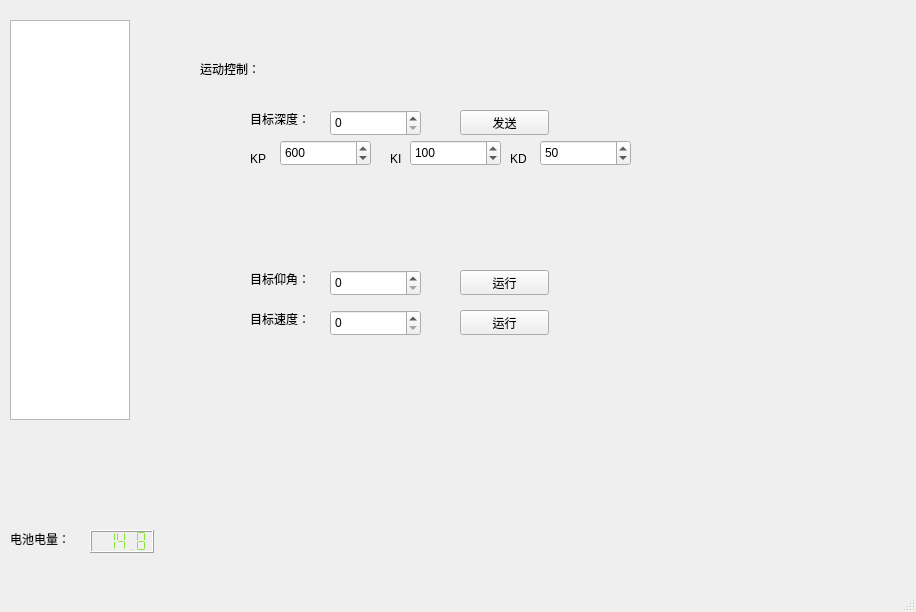
Old version of the form src/gui/mainwindow.ui in the repository liujiacheng1009/rov_viewer.
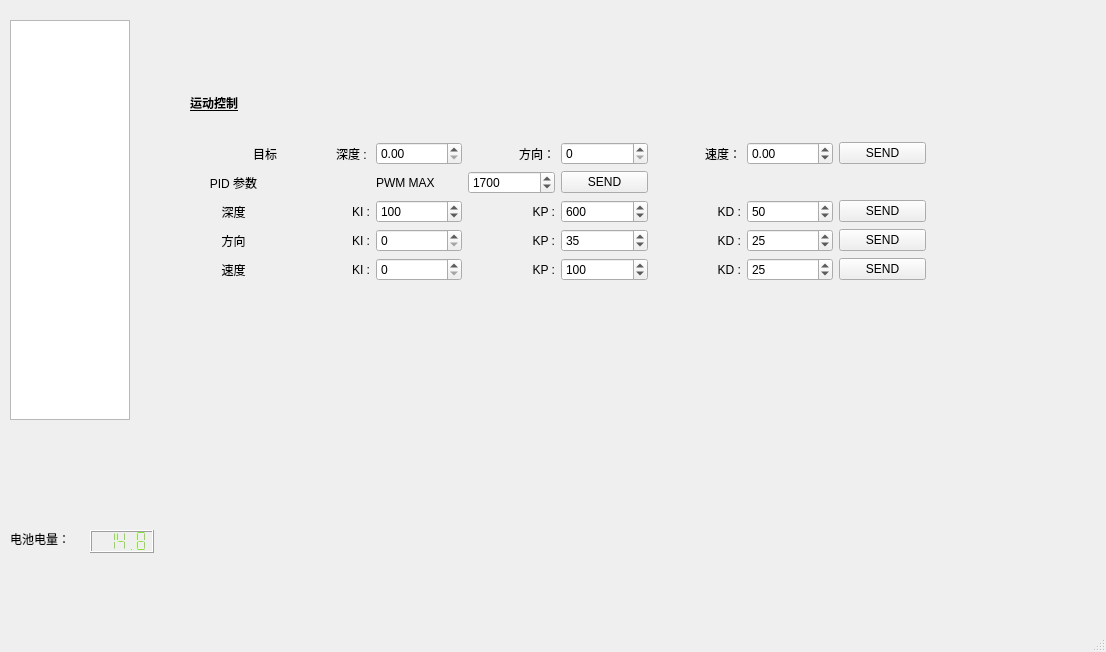
New version of the form. The open tabs and pages were chosen to show the change.

Diff of the .ui file:
```diff
--- a/src/gui/mainwindow.ui
+++ b/src/gui/mainwindow.ui
@@ -6,8 +6,8 @@
    <rect>
     <x>0</x>
     <y>0</y>
-    <width>916</width>
-    <height>612</height>
+    <width>1106</width>
+    <height>652</height>
    </rect>
   </property>
   <property name="sizePolicy">
@@ -35,8 +35,8 @@
      <rect>
       <x>180</x>
       <y>20</y>
-      <width>500</width>
-      <height>400</height>
+      <width>761</width>
+      <height>401</height>
      </rect>
     </property>
     <property name="sizePolicy">
@@ -199,252 +199,390 @@
      </widget>
     </widget>
     <widget class="QWidget" name="controlPage">
-     <widget class="QLabel" name="label_3">
+     <widget class="QWidget" name="gridLayoutWidget">
       <property name="geometry">
        <rect>
-        <x>20</x>
-        <y>40</y>
-        <width>67</width>
-        <height>17</height>
+        <x>10</x>
+        <y>50</y>
+        <width>736</width>
+        <height>211</height>
        </rect>
       </property>
-      <property name="text">
-       <string>运动控制：</string>
-      </property>
-     </widget>
-     <widget class="QLabel" name="label_27">
-      <property name="geometry">
-       <rect>
-        <x>70</x>
-        <y>90</y>
-        <width>67</width>
-        <height>17</height>
-       </rect>
-      </property>
-      <property name="text">
-       <string>目标深度：</string>
-      </property>
-     </widget>
-     <widget class="QSpinBox" name="spinBox_3">
-      <property name="geometry">
-       <rect>
-        <x>150</x>
-        <y>90</y>
-        <width>91</width>
-        <height>26</height>
-       </rect>
-      </property>
-      <property name="singleStep">
-       <number>1</number>
-      </property>
-      <property name="stepType">
-       <enum>QAbstractSpinBox::AdaptiveDecimalStepType</enum>
-      </property>
-      <property name="value">
-       <number>0</number>
-      </property>
-      <property name="displayIntegerBase">
-       <number>10</number>
-      </property>
-     </widget>
-     <widget class="QLabel" name="label_28">
-      <property name="geometry">
-       <rect>
-        <x>70</x>
-        <y>250</y>
-        <width>67</width>
-        <height>17</height>
-       </rect>
-      </property>
-      <property name="text">
-       <string>目标仰角：</string>
-      </property>
-     </widget>
-     <widget class="QSpinBox" name="spinBox_4">
-      <property name="geometry">
-       <rect>
-        <x>150</x>
-        <y>250</y>
-        <width>91</width>
-        <height>26</height>
-       </rect>
-      </property>
-     </widget>
-     <widget class="QLabel" name="label_29">
-      <property name="geometry">
-       <rect>
-        <x>70</x>
-        <y>290</y>
-        <width>67</width>
-        <height>17</height>
-       </rect>
-      </property>
-      <property name="text">
-       <string>目标速度：</string>
-      </property>
-     </widget>
-     <widget class="QSpinBox" name="spinBox_5">
-      <property name="geometry">
-       <rect>
-        <x>150</x>
-        <y>290</y>
-        <width>91</width>
-        <height>26</height>
-       </rect>
-      </property>
-     </widget>
-     <widget class="QPushButton" name="depth_ctr_pb">
-      <property name="geometry">
-       <rect>
-        <x>280</x>
-        <y>90</y>
-        <width>89</width>
-        <height>25</height>
-       </rect>
-      </property>
-      <property name="text">
-       <string>发送</string>
-      </property>
-     </widget>
-     <widget class="QPushButton" name="pushButton_2">
-      <property name="geometry">
-       <rect>
-        <x>280</x>
-        <y>250</y>
-        <width>89</width>
-        <height>25</height>
-       </rect>
-      </property>
-      <property name="text">
-       <string>运行</string>
-      </property>
-     </widget>
-     <widget class="QPushButton" name="pushButton_3">
-      <property name="geometry">
-       <rect>
-        <x>280</x>
-        <y>290</y>
-        <width>89</width>
-        <height>25</height>
-       </rect>
-      </property>
-      <property name="text">
-       <string>运行</string>
-      </property>
-     </widget>
-     <widget class="QSpinBox" name="spinBox_depth_p">
-      <property name="geometry">
-       <rect>
-        <x>100</x>
-        <y>120</y>
-        <width>91</width>
-        <height>26</height>
-       </rect>
-      </property>
-      <property name="maximum">
-       <number>1000</number>
-      </property>
-      <property name="singleStep">
-       <number>1</number>
-      </property>
-      <property name="stepType">
-       <enum>QAbstractSpinBox::AdaptiveDecimalStepType</enum>
-      </property>
-      <property name="value">
-       <number>600</number>
-      </property>
-      <property name="displayIntegerBase">
-       <number>10</number>
-      </property>
-     </widget>
-     <widget class="QSpinBox" name="spinBox_7">
-      <property name="geometry">
-       <rect>
-        <x>230</x>
-        <y>120</y>
-        <width>91</width>
-        <height>26</height>
-       </rect>
-      </property>
-      <property name="maximum">
-       <number>1000</number>
-      </property>
-      <property name="singleStep">
-       <number>1</number>
-      </property>
-      <property name="stepType">
-       <enum>QAbstractSpinBox::AdaptiveDecimalStepType</enum>
-      </property>
-      <property name="value">
-       <number>100</number>
-      </property>
-      <property name="displayIntegerBase">
-       <number>10</number>
-      </property>
-     </widget>
-     <widget class="QSpinBox" name="spinBox_8">
-      <property name="geometry">
-       <rect>
-        <x>360</x>
-        <y>120</y>
-        <width>91</width>
-        <height>26</height>
-       </rect>
-      </property>
-      <property name="maximum">
-       <number>1000</number>
-      </property>
-      <property name="singleStep">
-       <number>1</number>
-      </property>
-      <property name="stepType">
-       <enum>QAbstractSpinBox::AdaptiveDecimalStepType</enum>
-      </property>
-      <property name="value">
-       <number>50</number>
-      </property>
-      <property name="displayIntegerBase">
-       <number>10</number>
-      </property>
-     </widget>
-     <widget class="QLabel" name="label">
-      <property name="geometry">
-       <rect>
-        <x>210</x>
-        <y>130</y>
-        <width>21</width>
-        <height>17</height>
-       </rect>
-      </property>
-      <property name="text">
-       <string>KI</string>
-      </property>
-     </widget>
-     <widget class="QLabel" name="label_9">
-      <property name="geometry">
-       <rect>
-        <x>330</x>
-        <y>130</y>
-        <width>21</width>
-        <height>17</height>
-       </rect>
-      </property>
-      <property name="text">
-       <string>KD</string>
-      </property>
-     </widget>
-     <widget class="QLabel" name="label_10">
-      <property name="geometry">
-       <rect>
-        <x>70</x>
-        <y>130</y>
-        <width>21</width>
-        <height>17</height>
-       </rect>
-      </property>
-      <property name="text">
-       <string>KP</string>
-      </property>
+      <layout class="QGridLayout" name="gridLayout_set_parameters">
+       <item row="4" column="2">
+        <widget class="QSpinBox" name="spinBox_KI_heading">
+         <property name="autoFillBackground">
+          <bool>false</bool>
+         </property>
+         <property name="inputMethodHints">
+          <set>Qt::ImhDigitsOnly</set>
+         </property>
+         <property name="maximum">
+          <number>1000</number>
+         </property>
+         <property name="value">
+          <number>0</number>
+         </property>
+        </widget>
+       </item>
+       <item row="2" column="4">
+        <widget class="QPushButton" name="pushButton_send_pwm_max">
+         <property name="text">
+          <string>SEND</string>
+         </property>
+        </widget>
+       </item>
+       <item row="0" column="0">
+        <widget class="QLabel" name="label_11">
+         <property name="font">
+          <font>
+           <weight>75</weight>
+           <bold>true</bold>
+           <underline>true</underline>
+          </font>
+         </property>
+         <property name="text">
+          <string>运动控制</string>
+         </property>
+        </widget>
+       </item>
+       <item row="3" column="2">
+        <widget class="QSpinBox" name="spinBox_KI_depth">
+         <property name="maximum">
+          <number>1000</number>
+         </property>
+         <property name="value">
+          <number>100</number>
+         </property>
+        </widget>
+       </item>
+       <item row="1" column="4">
+        <widget class="QDoubleSpinBox" name="doubleSpinBox_heading">
+         <property name="decimals">
+          <number>0</number>
+         </property>
+         <property name="minimum">
+          <double>0.000000000000000</double>
+         </property>
+         <property name="maximum">
+          <double>360.000000000000000</double>
+         </property>
+         <property name="singleStep">
+          <double>1.000000000000000</double>
+         </property>
+        </widget>
+       </item>
+       <item row="2" column="0">
+        <widget class="QLabel" name="label_12">
+         <property name="text">
+          <string>PID 参数</string>
+         </property>
+         <property name="alignment">
+          <set>Qt::AlignCenter</set>
+         </property>
+        </widget>
+       </item>
+       <item row="3" column="8">
+        <widget class="QPushButton" name="pushButton_send_parameters_depth">
+         <property name="text">
+          <string>SEND</string>
+         </property>
+        </widget>
+       </item>
+       <item row="3" column="1">
+        <widget class="QLabel" name="label_15">
+         <property name="text">
+          <string>KI :</string>
+         </property>
+         <property name="alignment">
+          <set>Qt::AlignRight|Qt::AlignTrailing|Qt::AlignVCenter</set>
+         </property>
+        </widget>
+       </item>
+       <item row="3" column="6">
+        <widget class="QLabel" name="label_17">
+         <property name="text">
+          <string>KD :</string>
+         </property>
+         <property name="alignment">
+          <set>Qt::AlignRight|Qt::AlignTrailing|Qt::AlignVCenter</set>
+         </property>
+        </widget>
+       </item>
+       <item row="1" column="8">
+        <widget class="QPushButton" name="pushButton_send_parameters_target">
+         <property name="text">
+          <string>SEND</string>
+         </property>
+        </widget>
+       </item>
+       <item row="1" column="3">
+        <widget class="QLabel" name="label_13">
+         <property name="text">
+          <string>方向：</string>
+         </property>
+         <property name="alignment">
+          <set>Qt::AlignRight|Qt::AlignTrailing|Qt::AlignVCenter</set>
+         </property>
+        </widget>
+       </item>
+       <item row="3" column="7">
+        <widget class="QSpinBox" name="spinBox_KD_depth">
+         <property name="maximum">
+          <number>1000</number>
+         </property>
+         <property name="value">
+          <number>50</number>
+         </property>
+         <property name="displayIntegerBase">
+          <number>10</number>
+         </property>
+        </widget>
+       </item>
+       <item row="5" column="2">
+        <widget class="QSpinBox" name="spinBox_KI_velocity">
+         <property name="maximum">
+          <number>1000</number>
+         </property>
+        </widget>
+       </item>
+       <item row="1" column="6">
+        <widget class="QLabel" name="label_14">
+         <property name="text">
+          <string>速度：</string>
+         </property>
+         <property name="alignment">
+          <set>Qt::AlignRight|Qt::AlignTrailing|Qt::AlignVCenter</set>
+         </property>
+        </widget>
+       </item>
+       <item row="1" column="2">
+        <widget class="QDoubleSpinBox" name="doubleSpinBox_depth"/>
+       </item>
+       <item row="5" column="7">
+        <widget class="QSpinBox" name="spinBox_KD_velocity">
+         <property name="maximum">
+          <number>1000</number>
+         </property>
+         <property name="value">
+          <number>25</number>
+         </property>
+        </widget>
+       </item>
+       <item row="4" column="7">
+        <widget class="QSpinBox" name="spinBox_KD_heading">
+         <property name="maximum">
+          <number>1000</number>
+         </property>
+         <property name="value">
+          <number>25</number>
+         </property>
+        </widget>
+       </item>
+       <item row="5" column="4">
+        <widget class="QSpinBox" name="spinBox_KP_velocity">
+         <property name="maximum">
+          <number>1000</number>
+         </property>
+         <property name="value">
+          <number>100</number>
+         </property>
+        </widget>
+       </item>
+       <item row="5" column="8">
+        <widget class="QPushButton" name="pushButton_send_parameters_velocity">
+         <property name="text">
+          <string>SEND</string>
+         </property>
+        </widget>
+       </item>
+       <item row="2" column="2">
+        <widget class="QLabel" name="label_37">
+         <property name="text">
+          <string>PWM MAX</string>
+         </property>
+        </widget>
+       </item>
+       <item row="2" column="3">
+        <widget class="QSpinBox" name="spinBox_pwm_max">
+         <property name="minimum">
+          <number>1100</number>
+         </property>
+         <property name="maximum">
+          <number>1900</number>
+         </property>
+         <property name="singleStep">
+          <number>50</number>
+         </property>
+         <property name="value">
+          <number>1700</number>
+         </property>
+         <property name="displayIntegerBase">
+          <number>10</number>
+         </property>
+        </widget>
+       </item>
+       <item row="4" column="1">
+        <widget class="QLabel" name="label_18">
+         <property name="text">
+          <string>KI :</string>
+         </property>
+         <property name="alignment">
+          <set>Qt::AlignRight|Qt::AlignTrailing|Qt::AlignVCenter</set>
+         </property>
+        </widget>
+       </item>
+       <item row="5" column="1">
+        <widget class="QLabel" name="label_21">
+         <property name="text">
+          <string>KI :</string>
+         </property>
+         <property name="alignment">
+          <set>Qt::AlignRight|Qt::AlignTrailing|Qt::AlignVCenter</set>
+         </property>
+        </widget>
+       </item>
+       <item row="4" column="0">
+        <widget class="QLabel" name="label_16">
+         <property name="text">
+          <string>方向</string>
+         </property>
+         <property name="alignment">
+          <set>Qt::AlignCenter</set>
+         </property>
+        </widget>
+       </item>
+       <item row="4" column="3">
+        <widget class="QLabel" name="label_19">
+         <property name="text">
+          <string>KP :</string>
+         </property>
+         <property name="alignment">
+          <set>Qt::AlignRight|Qt::AlignTrailing|Qt::AlignVCenter</set>
+         </property>
+        </widget>
+       </item>
+       <item row="1" column="1">
+        <widget class="QLabel" name="label_20">
+         <property name="text">
+          <string>深度 : </string>
+         </property>
+         <property name="alignment">
+          <set>Qt::AlignRight|Qt::AlignTrailing|Qt::AlignVCenter</set>
+         </property>
+        </widget>
+       </item>
+       <item row="4" column="4">
+        <widget class="QSpinBox" name="spinBox_KP_heading">
+         <property name="maximum">
+          <number>1000</number>
+         </property>
+         <property name="value">
+          <number>35</number>
+         </property>
+        </widget>
+       </item>
+       <item row="1" column="7">
+        <widget class="QDoubleSpinBox" name="doubleSpinBox_velocity">
+         <property name="minimum">
+          <double>-400.000000000000000</double>
+         </property>
+         <property name="maximum">
+          <double>400.000000000000000</double>
+         </property>
+         <property name="singleStep">
+          <double>50.000000000000000</double>
+         </property>
+        </widget>
+       </item>
+       <item row="5" column="0">
+        <widget class="QLabel" name="label_22">
+         <property name="text">
+          <string>速度</string>
+         </property>
+         <property name="alignment">
+          <set>Qt::AlignCenter</set>
+         </property>
+        </widget>
+       </item>
+       <item row="1" column="0">
+        <widget class="QLabel" name="label_23">
+         <property name="text">
+          <string>目标</string>
+         </property>
+         <property name="alignment">
+          <set>Qt::AlignRight|Qt::AlignTrailing|Qt::AlignVCenter</set>
+         </property>
+        </widget>
+       </item>
+       <item row="3" column="3">
+        <widget class="QLabel" name="label_24">
+         <property name="text">
+          <string>KP :</string>
+         </property>
+         <property name="alignment">
+          <set>Qt::AlignRight|Qt::AlignTrailing|Qt::AlignVCenter</set>
+         </property>
+        </widget>
+       </item>
+       <item row="3" column="0">
+        <widget class="QLabel" name="label_25">
+         <property name="text">
+          <string>深度</string>
+         </property>
+         <property name="alignment">
+          <set>Qt::AlignCenter</set>
+         </property>
+        </widget>
+       </item>
+       <item row="5" column="6">
+        <widget class="QLabel" name="label_26">
+         <property name="text">
+          <string>KD :</string>
+         </property>
+         <property name="alignment">
+          <set>Qt::AlignRight|Qt::AlignTrailing|Qt::AlignVCenter</set>
+         </property>
+        </widget>
+       </item>
+       <item row="4" column="8">
+        <widget class="QPushButton" name="pushButton_send_parameters_heading">
+         <property name="text">
+          <string>SEND</string>
+         </property>
+        </widget>
+       </item>
+       <item row="5" column="3">
+        <widget class="QLabel" name="label_30">
+         <property name="text">
+          <string>KP :</string>
+         </property>
+         <property name="alignment">
+          <set>Qt::AlignRight|Qt::AlignTrailing|Qt::AlignVCenter</set>
+         </property>
+        </widget>
+       </item>
+       <item row="3" column="4">
+        <widget class="QSpinBox" name="spinBox_KP_depth">
+         <property name="maximum">
+          <number>1000</number>
+         </property>
+         <property name="value">
+          <number>600</number>
+         </property>
+        </widget>
+       </item>
+       <item row="4" column="6">
+        <widget class="QLabel" name="label_31">
+         <property name="text">
+          <string>KD :</string>
+         </property>
+         <property name="alignment">
+          <set>Qt::AlignRight|Qt::AlignTrailing|Qt::AlignVCenter</set>
+         </property>
+        </widget>
+       </item>
+      </layout>
      </widget>
     </widget>
     <widget class="QWidget" name="cameraPage">
```
Left out of the diff: 2 changed lines with no effect on the pictures.
